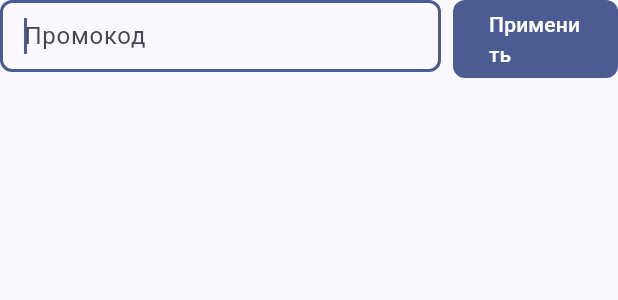
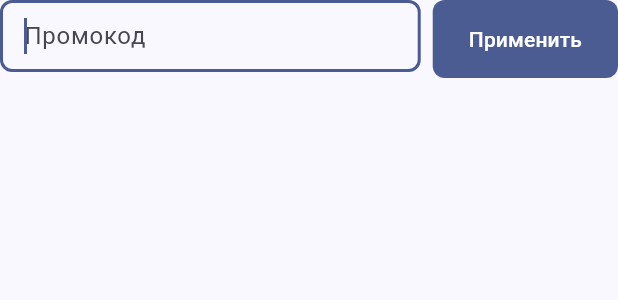
Before and after one commit to yakut54/service-box, a Flutter app: the PromoCodeField widget shown alone on an empty page, opened directly, after a tap on "У меня есть промокод", on a phone screen of 412 x 824 dp. Shown: the top 300 px of the screen. Run offline on Flutter 3.47's test engine with Material 3 defaults, Android fonts, the phone set to English and light mode, and no system bars; our stand-ins replace flutter_secure_storage, pinput, shared_preferences; accounts and stored records are empty; network calls fail.

Commit message:
fix: size apply button to its content instead of a fixed width
Fixed pixel width wrapped button text at larger font scales. Use
IntrinsicWidth so the button sizes to its own text while still getting
a finite width constraint from the Row.

```diff
--- a/mobile/lib/ui/widgets/promo_code_field.dart
+++ b/mobile/lib/ui/widgets/promo_code_field.dart
@@ -124,8 +124,7 @@ class _PromoCodeFieldState extends State<PromoCodeField> {
               ),
             ),
             const SizedBox(width: 8),
-            SizedBox(
-              width: 110,
+            IntrinsicWidth(
               child: FilledButton(
                 onPressed: _applying ? null : _apply,
                 child: _applying
```
